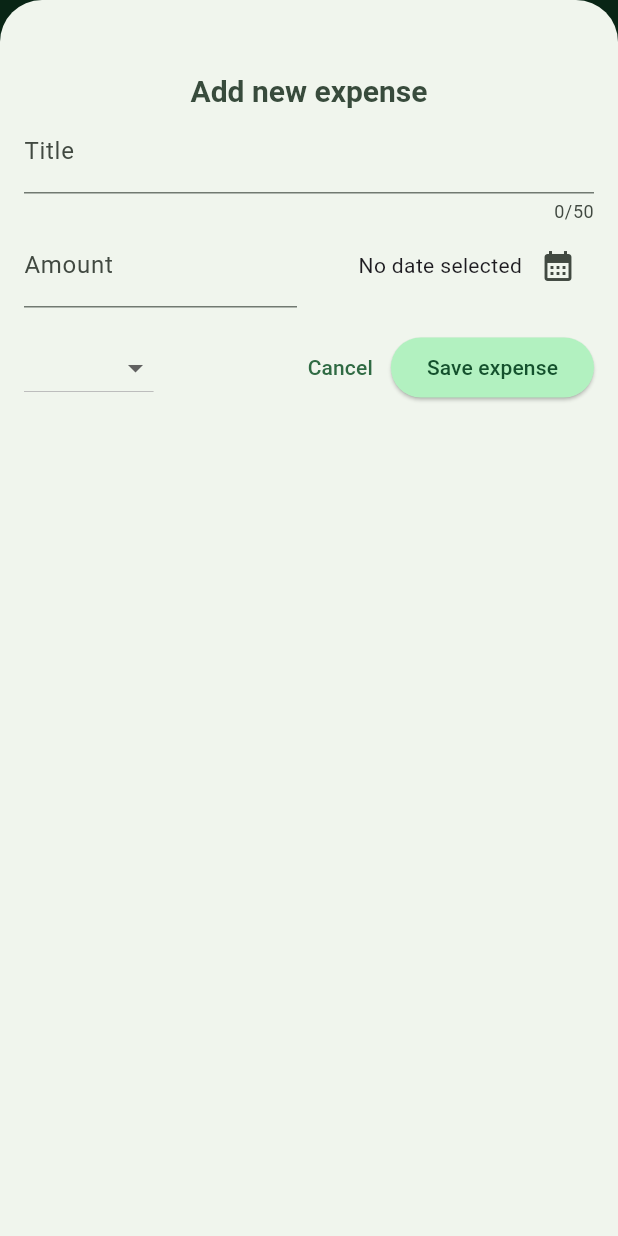
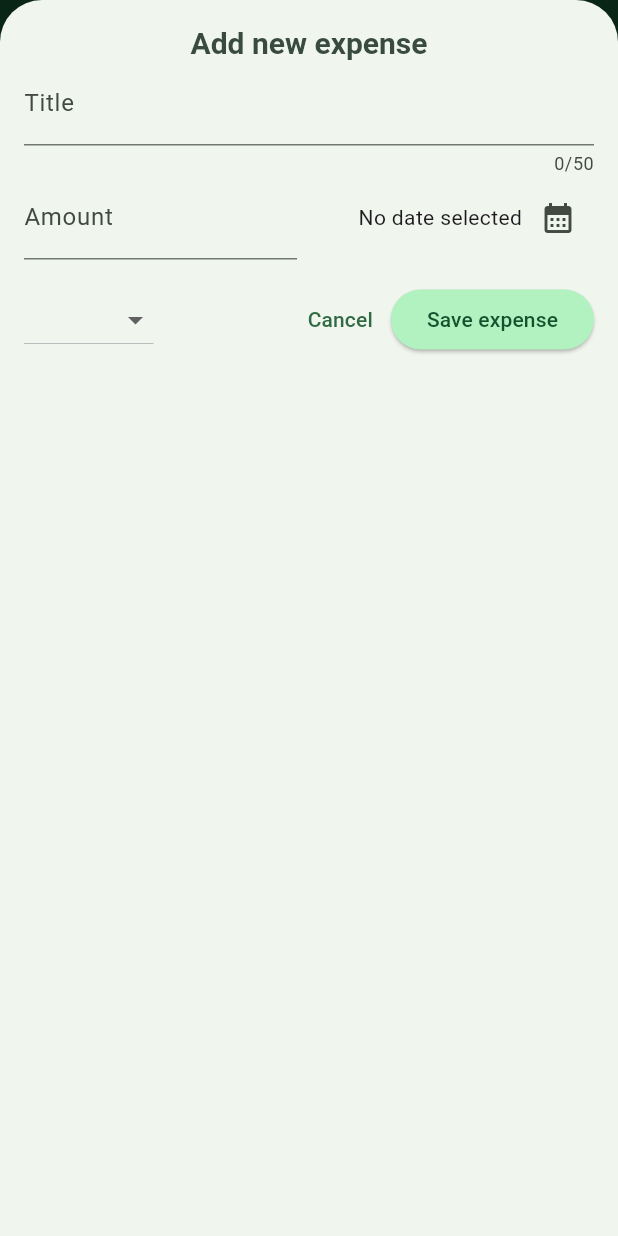
Before and after one commit to FrankFerr/flutter_course, a Flutter app: the screen it shows after launch, after a tap on the "add" icon, on a phone screen of 412 x 824 dp. Run offline on Flutter 3.47's test engine with Material 3 defaults, Android fonts, the phone set to English and light mode, and no system bars; our stand-ins replace google_fonts.

Commit message:
added safeArea params on showModalBottomSheet to handle device peripheral space + add padding on main Row for same reason

```diff
--- a/_06_expense_tracker_responsive/lib/widgets/expense/expenses.dart
+++ b/_06_expense_tracker_responsive/lib/widgets/expense/expenses.dart
@@ -61,17 +61,22 @@ class _ExpensesState extends State<Expenses> {
                 Expanded(child: mainContent),
               ],
             )
-          : Row(
-              children: [
-                Expanded(child: Chart(expenses: _registeredExpenses)),
-                Expanded(child: mainContent),
-              ],
+          : Padding(
+              padding: const EdgeInsets.only(left: 36.0),
+              child: Row(
+                children: [
+                  Expanded(child: Chart(expenses: _registeredExpenses)),
+                  Expanded(child: mainContent),
+                ],
+              ),
             ),
     );
   }
 
   void _openAddExpenseOverlay() {
     showModalBottomSheet(
+      constraints: const BoxConstraints(),
+      useSafeArea: true,
       isScrollControlled: true,
       context: context,
       builder: (ctx) => NewExpense(onSaved: _onSavedExpense),
--- a/_06_expense_tracker_responsive/lib/widgets/expense/new_expense.dart
+++ b/_06_expense_tracker_responsive/lib/widgets/expense/new_expense.dart
@@ -31,7 +31,7 @@ class _NewExpense extends State<NewExpense> {
       height: double.infinity,
       child: SingleChildScrollView(
         child: Padding(
-          padding: EdgeInsetsGeometry.fromLTRB(16, 48, 16, keyboardSpace + 16),
+          padding: EdgeInsetsGeometry.fromLTRB(16, 16, 16, keyboardSpace + 16),
           child: Column(
             children: [
               // Form Title ---------------------------------->
```
